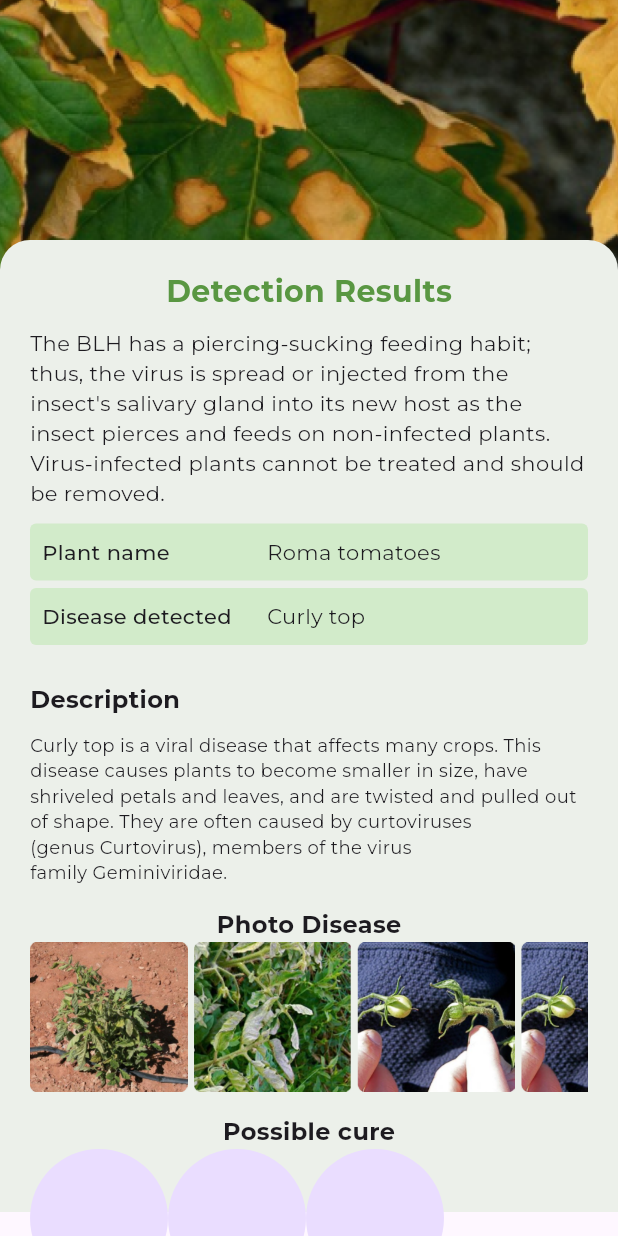
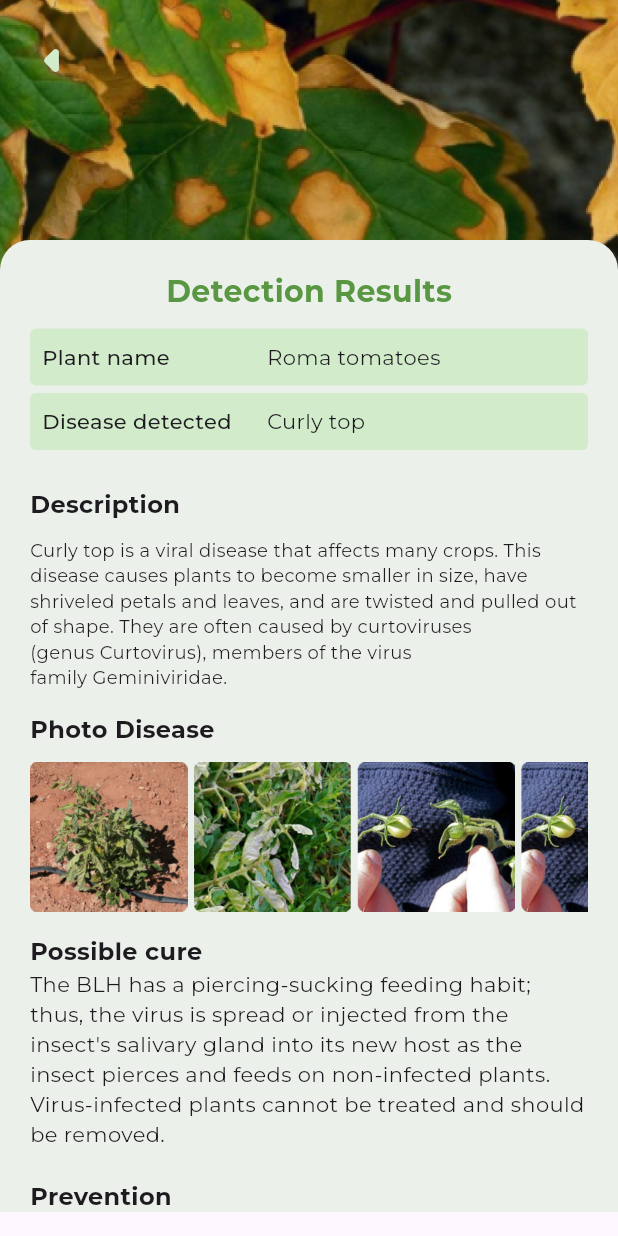
Before and after one commit to titicodes/agropro, a Flutter app: the DiseaseDiagnosed screen opened directly, on a phone screen of 412 x 824 dp. Run offline on Flutter 3.47's test engine with Material 3 defaults, Android fonts, the phone set to English and light mode, and no system bars; our stand-ins replace dio, firebase_core, flutter_screenutil, flutter_spinkit, gap, get_it and 6 more; missing offline and left inert: flutter_shimmer, rolling_bottom_bar; accounts and stored records are empty; statements that could not run were skipped.

Commit message:
disease_diagnosed

```diff
--- a/lib/main.dart
+++ b/lib/main.dart
@@ -4,6 +4,7 @@ import 'package:agropro/pages/base/search/diagnose/see_more.dart';
 
 
 import 'package:agropro/utils/app_text.dart';
+import 'package:agropro/utils/main_nav.dart';
 import 'package:firebase_core/firebase_core.dart';
 import 'package:flutter/material.dart';
 import 'package:get_storage/get_storage.dart';
@@ -44,7 +45,7 @@ class MyApp extends StatelessWidget {
       title: AppStrings.appName,
       theme: ThemeData(primarySwatch: Colors.blue),
 
-      home:  DiseaseDiagnosed(),
+      home:  MainNva(),
     );
   }
 }
--- a/lib/pages/base/search/diagnose/disease_diagnosed.dart
+++ b/lib/pages/base/search/diagnose/disease_diagnosed.dart
@@ -28,6 +28,12 @@ class DiseaseDiagnosed extends StatelessWidget {
     AppImages.photodis3,
     AppImages.photodis4
   ];
+  List<String> possiblecureimg = [
+    AppImages.fungicides,
+    AppImages.insectcontrol,
+    AppImages.cleantool
+  ];
+  List<String> possiblecure = ['Fungicides', 'Insect control', 'Clean tools'];
 
   @override
   Widget build(BuildContext context) {
@@ -38,11 +44,17 @@ class DiseaseDiagnosed extends StatelessWidget {
           child: Form(
             child: Stack(
               children: [
+                Stack(
+                  children: [
                     Container(
-                  child: Image.asset(AppImages.plantrect2,
+                      child: Stack(
+                        children: [
+                          Image.asset(AppImages.plantrect2,
                               height: 226,
                               fit: BoxFit.cover,
                               width: MediaQuery.of(context).size.width),
+                        ],
+                      ),
                     ),
                     Column(
                       children: [
@@ -57,6 +69,7 @@ class DiseaseDiagnosed extends StatelessWidget {
                                   topRight: Radius.circular(20))),
                           child: Padding(
                             padding: const EdgeInsets.symmetric(horizontal: 20),
+                            child: SingleChildScrollView(
                               child: Column(
                                 mainAxisAlignment: MainAxisAlignment.start,
                                 children: [
@@ -68,21 +81,22 @@ class DiseaseDiagnosed extends StatelessWidget {
                                     size: 20,
                                   ),
                                   const Gap(10),
-                            const AppText(
-                                "The BLH has a piercing-sucking feeding habit; thus, the virus is spread or injected from the insect's salivary gland into its new host as the insect pierces and feeds on non-infected plants. Virus-infected plants cannot be treated and should be removed."),
-                            const Gap(10),
                                   Column(
                                     children: List.generate(2, (index) {
                                       return Padding(
-                                  padding: const EdgeInsets.only(bottom: 5),
+                                        padding:
+                                            const EdgeInsets.only(bottom: 5),
                                         child: Container(
                                           height: 38,
-                                    width: MediaQuery.of(context).size.width,
+                                          width:
+                                              MediaQuery.of(context).size.width,
                                           decoration: BoxDecoration(
                                               color: AppColor.lightGreen,
-                                        borderRadius: BorderRadius.circular(4)),
+                                              borderRadius:
+                                                  BorderRadius.circular(4)),
                                           child: Padding(
-                                      padding: const EdgeInsets.only(left: 8),
+                                            padding:
+                                                const EdgeInsets.only(left: 8),
                                             child: Row(
                                               children: [
                                                 Container(
@@ -95,7 +109,8 @@ class DiseaseDiagnosed extends StatelessWidget {
                                                 Container(
                                                     alignment:
                                                         const Alignment(173, 0),
-                                              child: AppText(srcrestxt[index]))
+                                                    child: AppText(
+                                                        srcrestxt[index]))
                                               ],
                                             ),
                                           ),
@@ -105,7 +120,8 @@ class DiseaseDiagnosed extends StatelessWidget {
                                   ),
                                   const Gap(20),
                                   const Row(
-                              mainAxisAlignment: MainAxisAlignment.spaceBetween,
+                                    mainAxisAlignment:
+                                        MainAxisAlignment.spaceBetween,
                                     children: [
                                       AppText(
                                         'Description',
@@ -121,11 +137,16 @@ class DiseaseDiagnosed extends StatelessWidget {
                                     weight: FontWeight.w400,
                                   ),
                                   const Gap(15),
-                            const AppText(
+                                  const Row(
+                                    children: [
+                                      AppText(
                                         'Photo Disease',
                                         size: 16,
                                         isBold: true,
                                       ),
+                                    ],
+                                  ),
+                                  const Gap(10),
                                   SingleChildScrollView(
                                       scrollDirection: Axis.horizontal,
                                       child: Row(
@@ -133,7 +154,8 @@ class DiseaseDiagnosed extends StatelessWidget {
                                             4,
                                             (index) => Padding(
                                                   padding:
-                                                const EdgeInsets.only(right: 4),
+                                                      const EdgeInsets.only(
+                                                          right: 4),
                                                   child: Container(
                                                     height: 100,
                                                     width: 105,
@@ -145,24 +167,76 @@ class DiseaseDiagnosed extends StatelessWidget {
                                                 )),
                                       )),
                                   const Gap(15),
-                            const AppText(
+                                  const Row(
+                                    children: [
+                                      AppText(
                                         'Possible cure',
                                         size: 16,
                                         isBold: true,
                                       ),
-                            Row(
+                                      Gap(10),
+                                    ],
+                                  ),
+                                  const AppText(
+                                      "The BLH has a piercing-sucking feeding habit; thus, the virus is spread or injected from the insect's salivary gland into its new host as the insect pierces and feeds on non-infected plants. Virus-infected plants cannot be treated and should be removed."),
+                                  const Gap(20),
+                                  const Row(
+                                    children: [
+                                      AppText(
+                                        'Prevention',
+                                        size: 16,
+                                        isBold: true,
+                                      ),
+                                    ],
+                                  ),
+                                  SingleChildScrollView(
+                                    scrollDirection: Axis.horizontal,
+                                    child: Row(
                                       children: List.generate(3, (index) {
-                                return const CircleAvatar(
+                                        return Column(
+                                          children: [
+                                            Padding(
+                                              padding: const EdgeInsets.only(
+                                                  right: 20),
+                                              child: CircleAvatar(
                                                 radius: 46,
+                                                child: Image.asset(
+                                                    possiblecureimg[index]),
+                                              ),
+                                            ),
+                                            const Gap(10),
+                                            AppText(
+                                              possiblecure[index],
+                                              weight: FontWeight.w700,
+                                              size: 11,
+                                            ),
+                                            const Gap(30),
+                                          ],
                                         );
                                       }),
+                                    ),
                                   )
                                 ],
                               ),
                             ),
                           ),
+                        ),
                       ],
                     ),
+                  ],
+                ),
+                Positioned(
+                    top: 15,
+                    left: 10,
+                    child: InkWell(
+                        onTap: () {
+                          Navigator.pop(context);
+                        },
+                        child: const Icon(
+                          Icons.arrow_left_rounded,
+                          size: 50,
+                          color: AppColor.lightGreen,
+                        ))),
               ],
             ),
           ),
```
Lines whose indentation alone changed are shown as unchanged.
